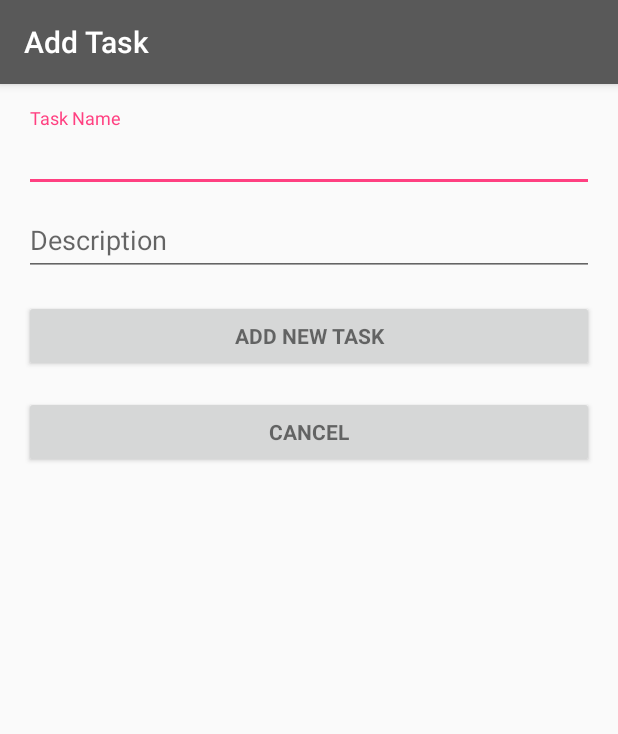
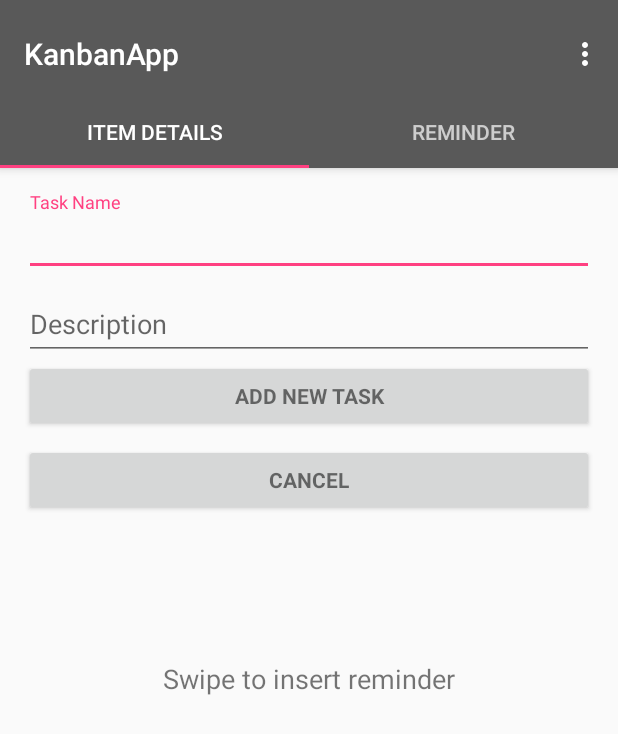
Before and after one commit to JeffrieSaenz/KanbanAppProject, an Android app: the fragment Main_Content shown on its own in the app's theme, after a tap on an icon or button, on a phone screen of 412 x 824 dp. Shown: the top 734 px of the screen. Run offline under Robolectric (Android 15) with nearby library versions, the phone set to English and light mode, and no system bars.

Commit message:
Actualizar y editar tareas

```diff
--- a/KanbanApp/app/src/main/AndroidManifest.xml
+++ b/KanbanApp/app/src/main/AndroidManifest.xml
@@ -25,9 +25,6 @@
         android:roundIcon="@mipmap/ic_launcher_round"
         android:supportsRtl="true"
         android:theme="@style/AppTheme">
-        <activity
-            android:name=".IngresoItem"
-            android:label="@string/title_activity_login" />
 
         <service android:name=".HelloIntentService" />
 
--- a/KanbanApp/app/src/main/java/com/example/user/kanbanapp/DatosNuevaTarea.java
+++ b/KanbanApp/app/src/main/java/com/example/user/kanbanapp/DatosNuevaTarea.java
@@ -1,15 +1,19 @@
 package com.example.user.kanbanapp;
 
 import android.content.Context;
+import android.content.Intent;
 import android.net.Uri;
 import android.os.Bundle;
 import android.support.v4.app.Fragment;
 import android.view.LayoutInflater;
 import android.view.View;
 import android.view.ViewGroup;
+import android.widget.AutoCompleteTextView;
 import android.widget.Button;
+import android.widget.EditText;
 import android.widget.Toast;
 
+import java.util.ArrayList;
 import java.util.Date;
 
 
@@ -30,6 +34,18 @@ public class DatosNuevaTarea extends Fragment {
     // TODO: Rename and change types of parameters
     private String mParam1;
     private String mParam2;
+
+
+    // UI references.
+    private AutoCompleteTextView txtNombre;
+    private EditText txtDescripcion;
+
+    private View mProgressView;
+    private View mLoginFormView;
+    boolean editar;
+    Integer posItem;
+    Integer posPestana;
+    private Button btnAgregar;
 
     private OnFragmentInteractionListener mListener;
 
@@ -71,19 +87,98 @@ public class DatosNuevaTarea extends Fragment {
         //return inflater.inflate(R.layout.datos_nuevatarea, container, false);
 
         View view =inflater.inflate(R.layout.datos_nuevatarea, container, false);
+        txtNombre = (AutoCompleteTextView) view.findViewById(R.id.nombreTarea);
+        //this.setTitle("Add Item");
+        btnAgregar = (Button)view.findViewById(R.id.btnAgregar);
+
+        //populateAutoComplete();
+
+        txtDescripcion = (EditText) view.findViewById(R.id.descripionTarea);
         Button MiButton = (Button) view.findViewById(R.id.btnAgregar);
-        MiButton.setOnClickListener(new View.OnClickListener()
-        {
-            @Override
-            public void onClick(View v)
-            {
-                DatosVentanas dv = DatosVentanas.getInstance();
-                Mensaje("implementar "+new Date(ReminderNuevaTarea.cv.getDate()));
-            }
-        });
+        verificarEditar();
+        OnclickDelButton(view.findViewById(R.id.btnAgregar));
+        OnclickDelButton(view.findViewById(R.id.btnCancelar1));
         return view;
 
     }
+
+    public void verificarEditar(){
+        Intent callingIntent = getActivity().getIntent();
+        posPestana = callingIntent.getIntExtra("posPestana", -1);
+        posItem = callingIntent.getIntExtra("posItem", -1);
+        DatosVentanas dv = DatosVentanas.getInstance();
+        this.editar = posPestana != -1;
+        //Mensaje(posPestana+", "+posItem+", "+editar);
+
+
+        if(editar == true) {
+            if(dv.getTab(posPestana).getTareas() != null) {
+                txtNombre.setText(dv.getTab(posPestana).getTareas().get(posItem).getNombre());
+                txtDescripcion.setText(dv.getTab(posPestana).getTareas().get(posItem).getDescripcion());
+                dv.setDate(dv.getTab(posPestana).getTareas().get(posItem).getFecha());
+                getActivity().setTitle(dv.getTab(posPestana).getTareas().get(posItem).getNombre());
+                btnAgregar.setText(R.string.btnActualizar);
+            }
+
+        }
+    }
+
+////////////////////////////////////////////////////////////////////////////////////////7777
+
+    public void OnclickDelButton(View view) {
+        // Ejemplo  OnclickDelButton(R.id.MiButton);
+
+        Button miButton = (Button)  view;
+        //  final String msg = miButton.getText().toString();       // 2.  Programar el evento onclick
+        miButton.setOnClickListener(new View.OnClickListener(){
+            @Override
+            public void onClick(View v) {
+                DatosVentanas dv = DatosVentanas.getInstance();
+                Intent callingIntent = getActivity().getIntent();
+                Integer pos = callingIntent.getIntExtra("pos", 0);
+                Intent intento = new Intent(getContext(), Backlog.class);
+                // if(msg.equals("Texto")){Mensaje("Texto en el botón ");};
+                switch (v.getId()) {
+
+                    case R.id.btnAgregar:
+                        //Se agrega la tarea al Backlog
+                        //Main_Content mc = (Main_Content)b.vpa.getItem(pos);
+                        if(txtNombre.getText().toString().length() > 0) {
+                            if (editar == false) {
+                                dv.agregarTareaBacklog(
+                                        new Tarea(
+                                                txtNombre.getText().toString(),
+                                                txtDescripcion.getText().toString(),new ArrayList<>(), new Date(ReminderNuevaTarea.cv.getDate()))
+                                        , pos
+
+                                );
+                            } else {
+                                if (dv.getTab(posPestana) != null) {
+
+                                    dv.getTab(posPestana).getTareas().get(posItem).setNombre(txtNombre.getText().toString());
+                                    dv.getTab(posPestana).getTareas().get(posItem).setDescripcion(txtDescripcion.getText().toString());
+                                    dv.getTab(posPestana).getTareas().get(posItem).setFecha(new Date(ReminderNuevaTarea.cv.getDate()));
+                                    dv.setDate(new Date(ReminderNuevaTarea.cv.getDate()));
+                                }
+                            }
+                            startActivity(intento);
+                        }else{
+                            txtNombre.setError(getString(R.string.error_field_required));
+                        }
+
+                        break;
+
+                    case R.id.btnCancelar1:
+                        startActivity(intento);
+                        break;
+
+                    default:break; }// fin de casos
+            }// fin del onclick
+        });
+    }
+
+////////////////////////////////////////////////////////////////////////////////////////7777
+
 
     // TODO: Rename method, update argument and hook method into UI event
     public void onButtonPressed(Uri uri) {
--- a/KanbanApp/app/src/main/java/com/example/user/kanbanapp/HelloIntentService.java
+++ b/KanbanApp/app/src/main/java/com/example/user/kanbanapp/HelloIntentService.java
@@ -87,7 +87,7 @@ public class HelloIntentService extends IntentService {
         ChildEventListener childEventListener = new ChildEventListener() {
             @Override
             public void onChildAdded(DataSnapshot dataSnapshot, String previousChildName) {
-
+                tareas.clear();
                tab = dataSnapshot.getValue(Tab.class);//Detecta la tabla en que hice el cambio
 
                 if(tab.getTareas() != null) {
@@ -101,6 +101,7 @@ public class HelloIntentService extends IntentService {
 
             @Override
             public void onChildChanged(DataSnapshot dataSnapshot, String previousChildName) {
+                tareas.clear();
                 tab = dataSnapshot.getValue(Tab.class); //Detecta la tabla en que hice el cambio
                 if(tab.getTareas() != null) {
                     for (Tarea t : tab.getTareas()) {
@@ -135,7 +136,7 @@ public class HelloIntentService extends IntentService {
         fechaHoy = new Date();
         for (Tarea t : tareas){
             if(fechaHoy.after(t.getFecha())){
-                System.out.println("La fecha "+ t +" está vencida");
+                System.out.println("La fecha "+ t.getFecha() +" está vencida");
                 Notificacion.creaNotificacion(cont++,"ALERTA: Tarea vencida!",
                         t.getNombre()+"",
                         "http://es.stackoverflow.com", getApplicationContext());
--- a/KanbanApp/app/src/main/java/com/example/user/kanbanapp/IngresoNuevaTarea.java
+++ b/KanbanApp/app/src/main/java/com/example/user/kanbanapp/IngresoNuevaTarea.java
@@ -58,6 +58,8 @@ public class IngresoNuevaTarea extends AppCompatActivity implements DatosNuevaTa
         tabLayout.addOnTabSelectedListener(new TabLayout.ViewPagerOnTabSelectedListener(mViewPager));
 
     }
+
+
 
 
     @Override
--- a/KanbanApp/app/src/main/java/com/example/user/kanbanapp/Main_Content.java
+++ b/KanbanApp/app/src/main/java/com/example/user/kanbanapp/Main_Content.java
@@ -72,7 +72,7 @@ public class Main_Content extends android.support.v4.app.Fragment {
         fab.setOnClickListener(new View.OnClickListener() {
             @Override
             public void onClick(View view) {
-                Intent intento = new Intent(getContext(), IngresoItem.class);
+                Intent intento = new Intent(getContext(), IngresoNuevaTarea.class);
                 //Log.i ("Mi App", String.valueOf(getId()));
                 //Mensaje(String.valueOf(posicion));
                 intento.putExtra("pos",posicion);
@@ -84,7 +84,7 @@ public class Main_Content extends android.support.v4.app.Fragment {
             @Override
             public void onItemClick(AdapterView<?> arg0, View arg1, int posItem, long arg3) {
                 vd = DatosVentanas.getInstance();
-                Intent intento = new Intent(getContext(), IngresoItem.class);
+                Intent intento = new Intent(getContext(), IngresoNuevaTarea.class);
                 intento.putExtra("posItem",posItem);
                 intento.putExtra("posPestana",posicion);
                 startActivity(intento);
--- a/KanbanApp/app/src/main/java/com/example/user/kanbanapp/ReminderNuevaTarea.java
+++ b/KanbanApp/app/src/main/java/com/example/user/kanbanapp/ReminderNuevaTarea.java
@@ -73,6 +73,9 @@ public class ReminderNuevaTarea extends Fragment {
         View view =inflater.inflate(R.layout.fragment_reminder_nueva_tarea, container, false);
         cv = (CalendarView) view.findViewById(R.id.calendarView3);
         DatosVentanas dv = DatosVentanas.getInstance();
+        if(dv.reminder != null){
+            cv.setDate(dv.reminder.getTime());
+        }
         dv.setDate(new Date(cv.getDate()));
         return view;
     }
--- a/KanbanApp/app/src/main/res/layout/activity_ingreso_item.xml
+++ /dev/null
@@ -1,86 +0,0 @@
-<LinearLayout xmlns:android="http://schemas.android.com/apk/res/android"
-    xmlns:tools="http://schemas.android.com/tools"
-    android:layout_width="match_parent"
-    android:layout_height="match_parent"
-    android:gravity="center_horizontal"
-    android:orientation="vertical"
-    android:paddingBottom="@dimen/activity_vertical_margin"
-    android:paddingLeft="@dimen/activity_horizontal_margin"
-    android:paddingRight="@dimen/activity_horizontal_margin"
-    android:paddingTop="@dimen/activity_vertical_margin"
-    tools:context="com.example.user.kanbanapp.IngresoItem">
-
-    <!-- Login progress -->
-    <ProgressBar
-        android:id="@+id/login_progress"
-        style="?android:attr/progressBarStyleLarge"
-        android:layout_width="wrap_content"
-        android:layout_height="wrap_content"
-        android:layout_marginBottom="8dp"
-        android:visibility="gone" />
-
-    <ScrollView
-        android:id="@+id/login_form"
-        android:layout_width="match_parent"
-        android:layout_height="match_parent">
-
-        <LinearLayout
-            android:id="@+id/email_login_form"
-            android:layout_width="match_parent"
-            android:layout_height="wrap_content"
-            android:orientation="vertical">
-
-            <android.support.design.widget.TextInputLayout
-                android:layout_width="match_parent"
-                android:layout_height="wrap_content">
-
-                <AutoCompleteTextView
-                    android:id="@+id/nombreTarea"
-                    android:layout_width="match_parent"
-                    android:layout_height="wrap_content"
-                    android:hint="@string/taskName"
-                    android:inputType="text"
-                    android:maxLines="1"
-                    android:singleLine="true" />
-
-            </android.support.design.widget.TextInputLayout>
-
-            <android.support.design.widget.TextInputLayout
-                android:layout_width="match_parent"
-                android:layout_height="wrap_content">
-
-                <EditText
-                    android:id="@+id/descripionTarea"
-                    android:layout_width="match_parent"
-                    android:layout_height="wrap_content"
-                    android:hint="@string/taskDescription"
-                    android:imeActionId="6"
-                    android:imeActionLabel="@string/action_sign_in_short"
-                    android:imeOptions="actionUnspecified"
-                    android:inputType="text"
-                    android:maxLines="5"
-                    android:singleLine="true" />
-
-            </android.support.design.widget.TextInputLayout>
-
-            <Button
-                android:id="@+id/btnAgregar"
-                style="?android:textAppearanceSmall"
-                android:layout_width="match_parent"
-                android:layout_height="wrap_content"
-                android:layout_marginTop="16dp"
-                android:text="@string/add_tarea"
-                android:textStyle="bold" />
-            <Button
-                android:id="@+id/btnCancelar"
-                style="?android:textAppearanceSmall"
-                android:layout_width="match_parent"
-                android:layout_height="wrap_content"
-                android:layout_marginTop="16dp"
-                android:text="@string/cancel"
-                android:textStyle="bold" />
-
-
-        </LinearLayout>
-    </ScrollView>
-</LinearLayout>
--- a/KanbanApp/app/src/main/res/layout/datos_nuevatarea.xml
+++ b/KanbanApp/app/src/main/res/layout/datos_nuevatarea.xml
@@ -74,6 +74,17 @@
         android:layout_height="369dp">
 
         <Button
+            android:id="@+id/btnCancelar1"
+            style="?android:textAppearanceSmall"
+            android:layout_width="match_parent"
+            android:layout_height="wrap_content"
+            android:layout_marginTop="8dp"
+            android:text="@string/cancel"
+            android:textStyle="bold"
+            app:layout_constraintTop_toBottomOf="@+id/btnAgregar"
+            tools:layout_editor_absoluteX="0dp" />
+
+        <Button
             android:id="@+id/btnAgregar"
             style="?android:textAppearanceSmall"
             android:layout_width="match_parent"
@@ -88,10 +99,12 @@
             android:id="@+id/textView3"
             android:layout_width="wrap_content"
             android:layout_height="wrap_content"
-            android:layout_marginStart="68dp"
-            android:layout_marginTop="116dp"
+            android:layout_marginEnd="75dp"
+            android:layout_marginStart="75dp"
+            android:layout_marginTop="200dp"
             android:text="Swipe to insert reminder"
             android:textSize="18sp"
+            app:layout_constraintEnd_toEndOf="parent"
             app:layout_constraintStart_toStartOf="parent"
             app:layout_constraintTop_toTopOf="parent" />
     </android.support.constraint.ConstraintLayout>
```
Also changed, not shown: KanbanApp/app/src/main/java/com/example/user/kanbanapp/Backlog.java (+5 -5 lines), KanbanApp/app/src/main/java/com/example/user/kanbanapp/IngresoItem.java (deleted, +0 -436 lines).
